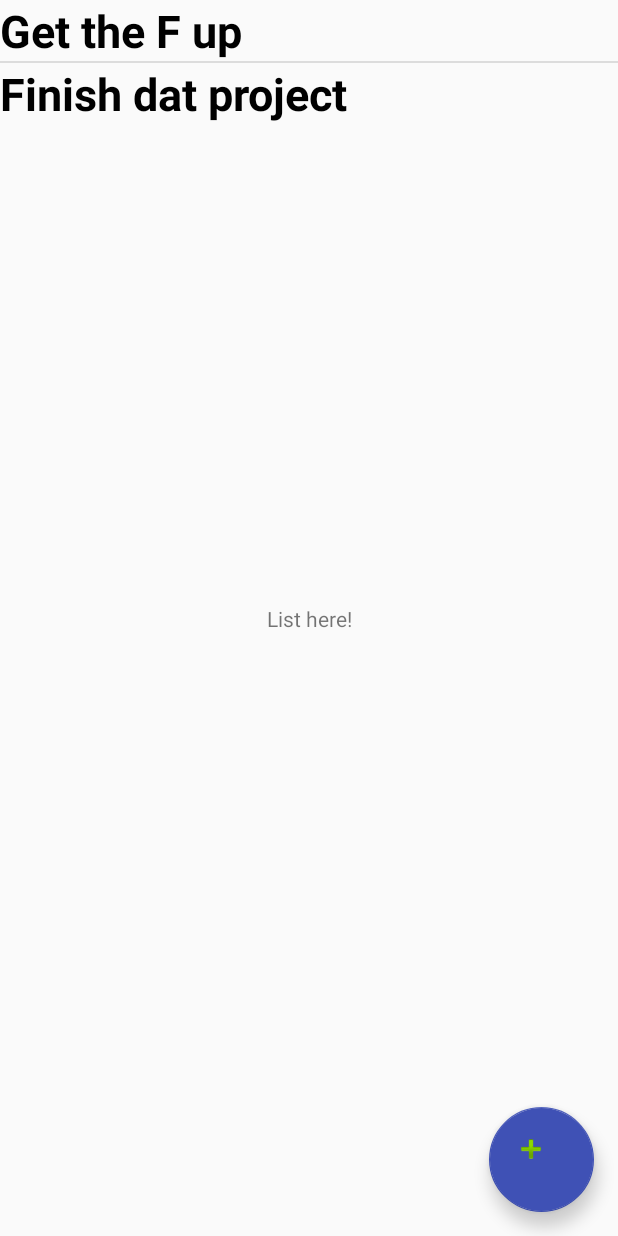
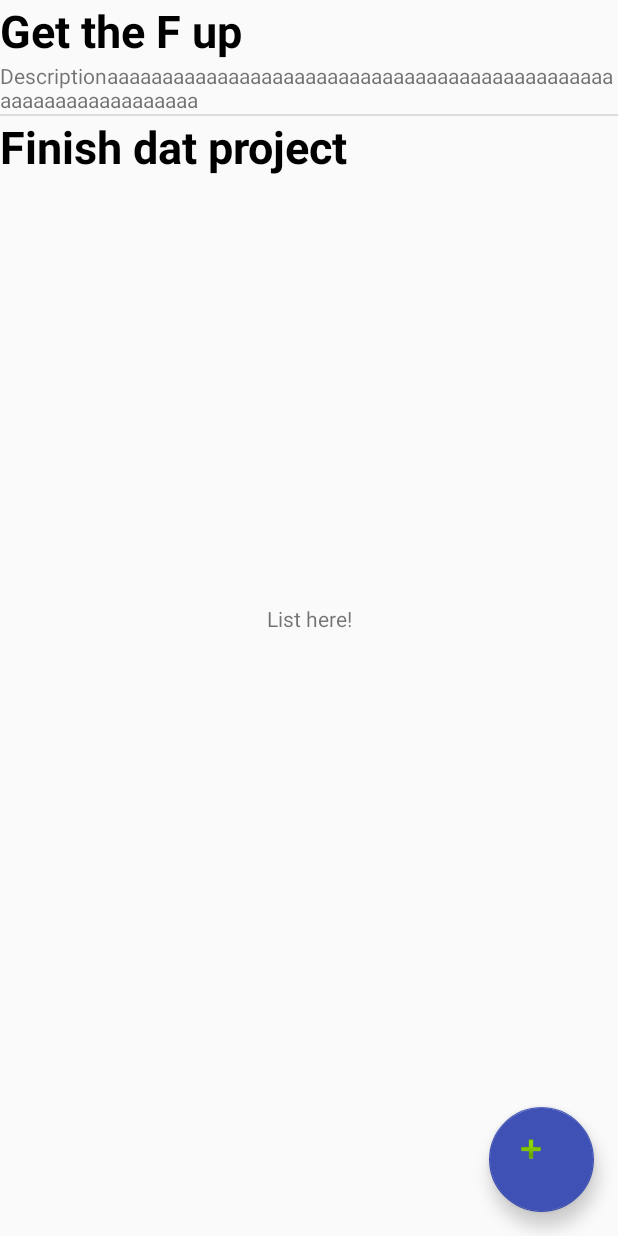
Before and after one commit to Kwakwaouaite/task_manager, an Android app: the screen it shows after launch (DisplayTask), after a tap on "Get the F up", on a phone screen of 412 x 824 dp. Run offline under Robolectric (Android 15) with nearby library versions, the phone set to English and light mode, and no system bars; 1 statement that could not run was skipped.

Commit message:
1st hidding desciption try

```diff
--- a/Taskmanager/app/src/main/java/com/manzanart/albick/taskmanager/DisplayTask.java
+++ b/Taskmanager/app/src/main/java/com/manzanart/albick/taskmanager/DisplayTask.java
@@ -51,7 +51,7 @@ public class DisplayTask extends AppCompatActivity {
         mListView = (ListView) findViewById(R.id.list);
 
 
-        TaskAdapter adapter = new TaskAdapter(DisplayTask.this, tasks);
+        final TaskAdapter adapter = new TaskAdapter(DisplayTask.this, tasks);
         mListView.setAdapter(adapter);
 
         mListView.setOnItemClickListener(new AdapterView.OnItemClickListener() {
@@ -67,6 +67,15 @@ public class DisplayTask extends AppCompatActivity {
                 //String  itemValue    = (String) mListView.getItemAtPosition(position);
 
                 String taskTitle = (String) tasks.get((int) id).getName();
+
+
+                //
+                if (tasks.get((int) id).getDescription() == null) {
+                    tasks.get((int) id).setDescription("Descriptionaaaaaaaaaaaaaaaaaaaaaaaaaaaaaaaaaaaaaaaaaaaaaaaaaaaaaaaaaaaaaaaa");
+                }
+                else{
+                tasks.get((int) id).setDescription(null);}
+                adapter.notifyDataSetChanged();
 
                 // Show Alert
                 Toast.makeText(getApplicationContext(),
@@ -104,8 +113,8 @@ public class DisplayTask extends AppCompatActivity {
 
     private void genererTasks(){
         tasks=new ArrayList<Task>();
-        tasks.add(new Task(new ArrayList<Task>(),"Get the F up", Calendar.getInstance().getTime(),Calendar.getInstance().getTime(), Color.BLUE));
-        tasks.add(new Task(new ArrayList<Task>(),"Finish dat project", Calendar.getInstance().getTime(),Calendar.getInstance().getTime(), Color.BLUE));
+        tasks.add(new Task(new ArrayList<Task>(),"Get the F up", null, Calendar.getInstance().getTime(),Calendar.getInstance().getTime(), Color.BLUE));
+        tasks.add(new Task(new ArrayList<Task>(),"Finish dat project", "", Calendar.getInstance().getTime(),Calendar.getInstance().getTime(), Color.BLUE));
 
     }
 }
--- a/Taskmanager/app/src/main/java/com/manzanart/albick/taskmanager/Task.java
+++ b/Taskmanager/app/src/main/java/com/manzanart/albick/taskmanager/Task.java
@@ -10,13 +10,13 @@ import java.util.Date;
  */
 
 public class Task {
-    public Task(ArrayList<Task> subTasks, String name, Date startingDate, Date endingDate, int color) {
+    public Task(ArrayList<Task> subTasks, String name,String description, Date startingDate, Date endingDate, int color) {
         this.subTasks = subTasks;
         this.name = name;
         this.startingDate = startingDate;
         this.endingDate = endingDate;
         this.color= color;
-
+        this.description = description;
     }
 
     public ArrayList<Task> getSubTasks() {
@@ -52,11 +52,16 @@ public class Task {
         this.endingDate = endingDate;
     }
 
+    public void setDescription(String description) { this.description = description; }
+
+    public String getDescription() { return description; }
+
     private ArrayList<Task> subTasks;
     private String name;
     private Date startingDate;
     private Date endingDate;
     private int color;
+    private String description;
 
 
     public int getColor() {
--- a/Taskmanager/app/src/main/java/com/manzanart/albick/taskmanager/TaskAdapter.java
+++ b/Taskmanager/app/src/main/java/com/manzanart/albick/taskmanager/TaskAdapter.java
@@ -35,6 +35,7 @@ public class TaskAdapter extends ArrayAdapter<Task> {
                 viewHolder = new TaskViewHolder();
 
                 viewHolder.text = (TextView) convertView.findViewById(R.id.task_name);
+                viewHolder.description = convertView.findViewById(R.id.description);
                 //viewHolder.image = (ImageView) convertView.findViewById(R.id.image);
                 convertView.setTag(viewHolder);
             }
@@ -45,6 +46,7 @@ public class TaskAdapter extends ArrayAdapter<Task> {
             //il ne reste plus qu'à remplir notre vue
 
             viewHolder.text.setText(task.getName());
+            viewHolder.description.setText(task.getDescription());
             //viewHolder.image.setImageDrawable(new ColorDrawable(task.getColor()));
 
             return convertView;
@@ -54,5 +56,6 @@ public class TaskAdapter extends ArrayAdapter<Task> {
 
             public TextView text;
             public ImageView image;
+            public TextView description;
         }
     }
--- a/Taskmanager/app/src/main/res/layout/row_task.xml
+++ b/Taskmanager/app/src/main/res/layout/row_task.xml
@@ -12,6 +12,11 @@
         android:textColor="@android:color/black"
         android:textStyle="bold"/>
 
+    <TextView
+        android:layout_width="wrap_content"
+        android:layout_height="wrap_content"
+        android:id="@+id/description"
+        android:text="Description"/>
 
 
 </LinearLayout>
```
